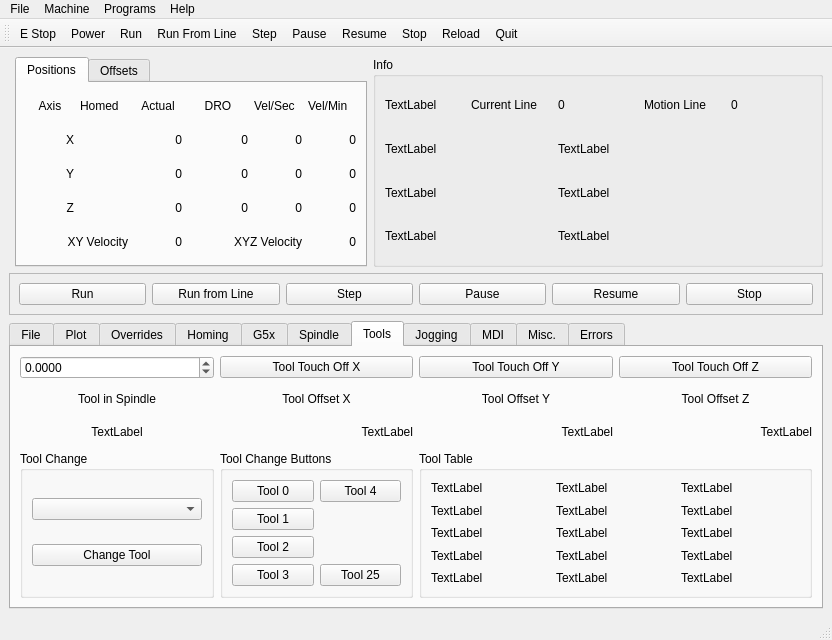
Before: the Qt Designer form examples/xyz.ui in jethornton/flexgui, drawn with Qt 5.
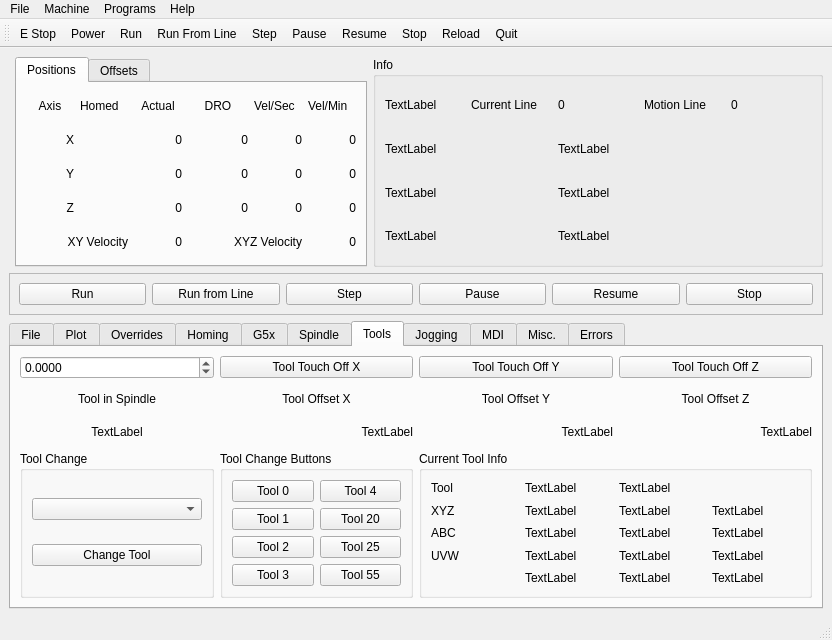
After: the same form once the commit is applied. The open tabs and pages were chosen to show the change.

Diff of the .ui file:
```diff
--- a/examples/xyz.ui
+++ b/examples/xyz.ui
@@ -754,13 +754,27 @@
              </property>
             </widget>
            </item>
-           <item row="3" column="1">
+           <item row="1" column="1">
+            <widget class="QPushButton" name="tool_change_pb_20">
+             <property name="text">
+              <string>Tool 20</string>
+             </property>
+            </widget>
+           </item>
+           <item row="2" column="1">
             <widget class="QPushButton" name="tool_change_pb_25">
              <property name="text">
               <string>Tool 25</string>
              </property>
             </widget>
            </item>
+           <item row="3" column="1">
+            <widget class="QPushButton" name="tool_change_pb_55">
+             <property name="text">
+              <string>Tool 55</string>
+             </property>
+            </widget>
+           </item>
           </layout>
          </widget>
         </item>
@@ -830,120 +844,6 @@
           </layout>
          </widget>
         </item>
-        <item row="3" column="2" colspan="2">
-         <widget class="QGroupBox" name="groupBox">
-          <property name="title">
-           <string>Tool Table</string>
-          </property>
-          <layout class="QGridLayout" name="gridLayout">
-           <item row="0" column="0">
-            <widget class="QLabel" name="tool_table_id_1_lb">
-             <property name="text">
-              <string>TextLabel</string>
-             </property>
-            </widget>
-           </item>
-           <item row="3" column="0">
-            <widget class="QLabel" name="tool_table_woffset_1_lb">
-             <property name="text">
-              <string>TextLabel</string>
-             </property>
-            </widget>
-           </item>
-           <item row="2" column="1">
-            <widget class="QLabel" name="tool_table_uoffset_1_lb">
-             <property name="text">
-              <string>TextLabel</string>
-             </property>
-            </widget>
-           </item>
-           <item row="4" column="1">
-            <widget class="QLabel" name="tool_table_orientation_1_lb">
-             <property name="text">
-              <string>TextLabel</string>
-             </property>
-            </widget>
-           </item>
-           <item row="1" column="1">
-            <widget class="QLabel" name="tool_table_aoffset_1_lb">
-             <property name="text">
-              <string>TextLabel</string>
-             </property>
-            </widget>
-           </item>
-           <item row="0" column="1">
-            <widget class="QLabel" name="tool_table_xoffset_1_lb">
-             <property name="text">
-              <string>TextLabel</string>
-             </property>
-            </widget>
-           </item>
-           <item row="4" column="0">
-            <widget class="QLabel" name="tool_table_backangle_1_lb">
-             <property name="text">
-              <string>TextLabel</string>
-             </property>
-            </widget>
-           </item>
-           <item row="1" column="0">
-            <widget class="QLabel" name="tool_table_zoffset_1_lb">
-             <property name="text">
-              <string>TextLabel</string>
-             </property>
-            </widget>
-           </item>
-           <item row="2" column="0">
-            <widget class="QLabel" name="tool_table_coffset_1_lb">
-             <property name="text">
-              <string>TextLabel</string>
-             </property>
-            </widget>
-           </item>
-           <item row="3" column="1">
-            <widget class="QLabel" name="tool_table_diameter_1_lb">
-             <property name="text">
-              <string>TextLabel</string>
-             </property>
-            </widget>
-           </item>
-           <item row="0" column="2">
-            <widget class="QLabel" name="tool_table_yoffset_1_lb">
-             <property name="text">
-              <string>TextLabel</string>
-             </property>
-            </widget>
-           </item>
-           <item row="1" column="2">
-            <widget class="QLabel" name="tool_table_boffset_1_lb">
-             <property name="text">
-              <string>TextLabel</string>
-             </property>
-            </widget>
-           </item>
-           <item row="2" column="2">
-            <widget class="QLabel" name="tool_table_voffset_1_lb">
-             <property name="text">
-              <string>TextLabel</string>
-             </property>
-            </widget>
-           </item>
-           <item row="3" column="2">
-            <widget class="QLabel" name="tool_table_frontangle_1_lb">
-             <property name="text">
-              <string>TextLabel</string>
-             </property>
-            </widget>
-           </item>
-           <item row="4" column="2">
-            <widget class="QLabel" name="tool_table_comment_1_lb">
-             <property name="text">
-              <string>TextLabel</string>
-             </property>
-            </widget>
-           </item>
-          </layout>
-         </widget>
-        </item>
         <item row="0" column="3">
          <widget class="QPushButton" name="tool_touchoff_z">
           <property name="text">
@@ -971,6 +871,141 @@
           </property>
          </widget>
         </item>
+        <item row="3" column="2" colspan="2">
+         <widget class="QGroupBox" name="groupBox">
+          <property name="title">
+           <string>Current Tool Info</string>
+          </property>
+          <layout class="QGridLayout" name="gridLayout">
+           <item row="0" column="1">
+            <widget class="QLabel" name="tool_id_lb">
+             <property name="text">
+              <string>TextLabel</string>
+             </property>
+            </widget>
+           </item>
+           <item row="1" column="1">
+            <widget class="QLabel" name="tool_xoffset_lb">
+             <property name="text">
+              <string>TextLabel</string>
+             </property>
+            </widget>
+           </item>
+           <item row="1" column="0">
+            <widget class="QLabel" name="label_40">
+             <property name="text">
+              <string>XYZ</string>
+             </property>
+            </widget>
+           </item>
+           <item row="1" column="2">
+            <widget class="QLabel" name="tool_yoffset_lb">
+             <property name="text">
+              <string>TextLabel</string>
+             </property>
+            </widget>
+           </item>
+           <item row="1" column="3">
+            <widget class="QLabel" name="tool_zoffset_lb">
+             <property name="text">
+              <string>TextLabel</string>
+             </property>
+            </widget>
+           </item>
+           <item row="2" column="1">
+            <widget class="QLabel" name="tool_aoffset_lb">
+             <property name="text">
+              <string>TextLabel</string>
+             </property>
+            </widget>
+           </item>
+           <item row="2" column="2">
+            <widget class="QLabel" name="tool_boffset_lb">
+             <property name="text">
+              <string>TextLabel</string>
+             </property>
+            </widget>
+           </item>
+           <item row="2" column="3">
+            <widget class="QLabel" name="tool_coffset_lb">
+             <property name="text">
+              <string>TextLabel</string>
+             </property>
+            </widget>
+           </item>
+           <item row="3" column="1">
+            <widget class="QLabel" name="tool_uoffset_lb">
+             <property name="text">
+              <string>TextLabel</string>
+             </property>
+            </widget>
+           </item>
+           <item row="3" column="2">
+            <widget class="QLabel" name="tool_voffset_lb">
+             <property name="text">
+              <string>TextLabel</string>
+             </property>
+            </widget>
+           </item>
+           <item row="3" column="3">
+            <widget class="QLabel" name="tool_woffset_lb">
+             <property name="text">
+              <string>TextLabel</string>
+             </property>
+            </widget>
+           </item>
+           <item row="0" column="2">
+            <widget class="QLabel" name="tool_diameter_lb">
+             <property name="text">
+              <string>TextLabel</string>
+             </property>
+            </widget>
+           </item>
+           <item row="4" column="1">
+            <widget class="QLabel" name="tool_frontangle_lb">
+             <property name="text">
+              <string>TextLabel</string>
+             </property>
+            </widget>
+           </item>
+           <item row="4" column="2">
+            <widget class="QLabel" name="tool_backangle_lb">
+             <property name="text">
+              <string>TextLabel</string>
+             </property>
+            </widget>
+           </item>
+           <item row="4" column="3">
+            <widget class="QLabel" name="tool_orientation_lb">
+             <property name="text">
+              <string>TextLabel</string>
+             </property>
+            </widget>
+           </item>
+           <item row="2" column="0">
+            <widget class="QLabel" name="label_41">
+             <property name="text">
+              <string>ABC</string>
+             </property>
+            </widget>
+           </item>
+           <item row="3" column="0">
+            <widget class="QLabel" name="label_42">
+             <property name="text">
+              <string>UVW</string>
+             </property>
+            </widget>
+           </item>
+           <item row="0" column="0">
+            <widget class="QLabel" name="label_43">
+             <property name="text">
+              <string>Tool</string>
+             </property>
+            </widget>
+           </item>
+          </layout>
+         </widget>
+        </item>
        </layout>
       </widget>
       <widget class="QWidget" name="tab_5">
```
